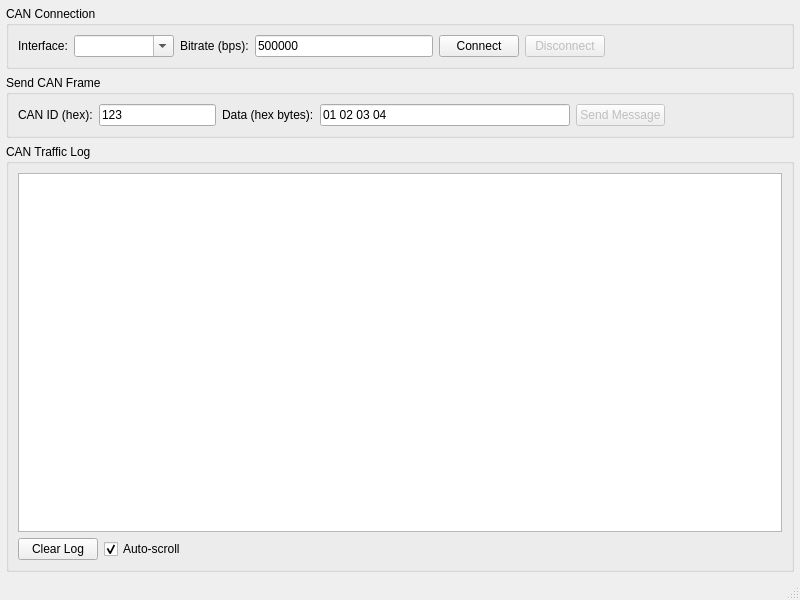
Qt form Canmonitor.ui (yrasik1986/canmonitor) before a commit.
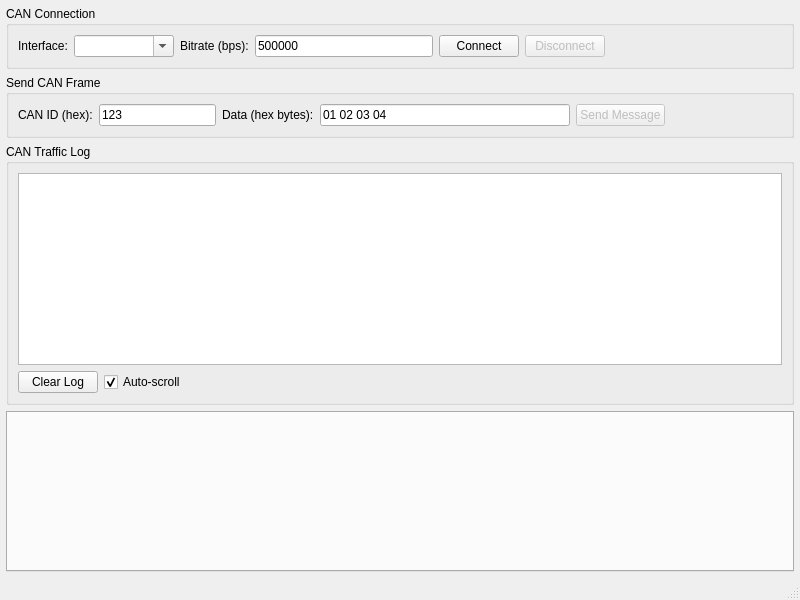
The same form after that commit.

```diff
--- a/Canmonitor.ui
+++ b/Canmonitor.ui
@@ -240,6 +240,13 @@
       </layout>
      </widget>
     </item>
+    <item>
+     <widget class="QTabWidget" name="tabWidget">
+      <property name="currentIndex">
+       <number>-1</number>
+      </property>
+     </widget>
+    </item>
    </layout>
   </widget>
   <widget class="QStatusBar" name="statusbar"/>
```
Left out of the diff: 62 changed lines with no effect on the pictures.
